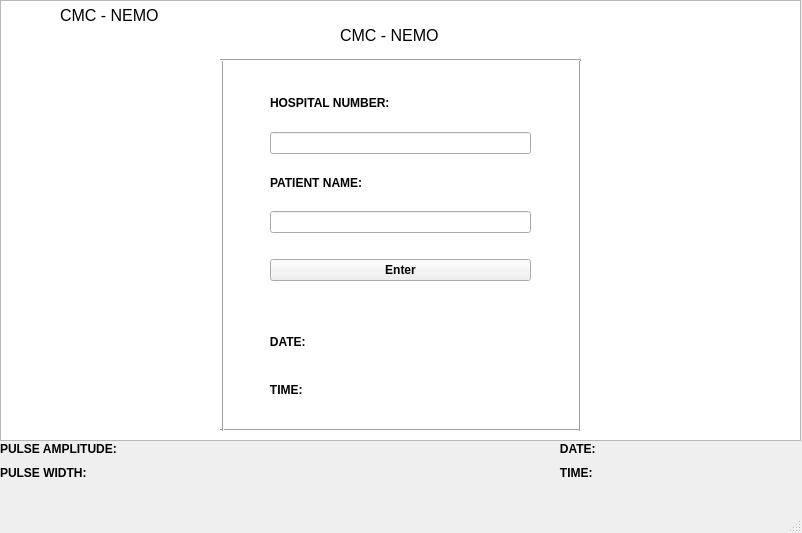
The window that gui.ui (dyan-chandrasekar/nemo_test) describes before a commit, drawn with Qt 5.
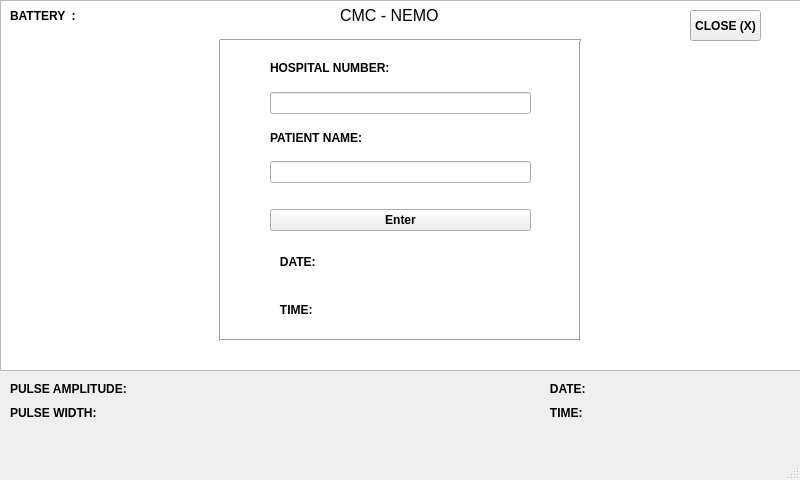
The same window after the commit.

What changed in the file:
```diff
--- a/gui.ui
+++ b/gui.ui
@@ -6,10 +6,16 @@
    <rect>
     <x>0</x>
     <y>0</y>
-    <width>802</width>
-    <height>533</height>
+    <width>800</width>
+    <height>480</height>
    </rect>
   </property>
+  <property name="maximumSize">
+   <size>
+    <width>16777215</width>
+    <height>16777215</height>
+   </size>
+  </property>
   <property name="windowTitle">
    <string>MainWindow</string>
   </property>
@@ -18,7 +24,7 @@
     <property name="geometry">
      <rect>
       <x>340</x>
-      <y>20</y>
+      <y>0</y>
       <width>121</width>
       <height>31</height>
      </rect>
@@ -36,9 +42,9 @@
     <property name="geometry">
      <rect>
       <x>270</x>
-      <y>80</y>
+      <y>50</y>
       <width>261</width>
-      <height>201</height>
+      <height>181</height>
      </rect>
     </property>
     <layout class="QVBoxLayout" name="verticalLayout">
@@ -111,7 +117,7 @@
       <x>0</x>
       <y>0</y>
       <width>801</width>
-      <height>441</height>
+      <height>371</height>
      </rect>
     </property>
    </widget>
@@ -119,7 +125,7 @@
     <property name="geometry">
      <rect>
       <x>220</x>
-      <y>420</y>
+      <y>330</y>
       <width>361</width>
       <height>20</height>
      </rect>
@@ -131,8 +137,8 @@
    <widget class="QLabel" name="doneSig">
     <property name="geometry">
      <rect>
-      <x>610</x>
-      <y>9</y>
+      <x>600</x>
+      <y>50</y>
       <width>181</width>
       <height>21</height>
      </rect>
@@ -144,8 +150,8 @@
    <widget class="QWidget" name="verticalLayoutWidget_4">
     <property name="geometry">
      <rect>
-      <x>260</x>
-      <y>320</y>
+      <x>270</x>
+      <y>240</y>
       <width>111</width>
       <height>91</height>
      </rect>
@@ -183,7 +189,7 @@
     <property name="geometry">
      <rect>
       <x>420</x>
-      <y>320</y>
+      <y>240</y>
       <width>111</width>
       <height>91</height>
      </rect>
@@ -208,8 +214,8 @@
    <widget class="QWidget" name="verticalLayoutWidget_3">
     <property name="geometry">
      <rect>
-      <x>0</x>
-      <y>440</y>
+      <x>10</x>
+      <y>380</y>
       <width>161</width>
       <height>41</height>
      </rect>
@@ -246,8 +252,8 @@
    <widget class="QWidget" name="verticalLayoutWidget_6">
     <property name="geometry">
      <rect>
-      <x>190</x>
-      <y>440</y>
+      <x>200</x>
+      <y>380</y>
       <width>161</width>
       <height>41</height>
      </rect>
@@ -272,8 +278,8 @@
    <widget class="QWidget" name="verticalLayoutWidget_7">
     <property name="geometry">
      <rect>
-      <x>550</x>
-      <y>440</y>
+      <x>540</x>
+      <y>380</y>
       <width>111</width>
       <height>41</height>
      </rect>
@@ -311,7 +317,7 @@
     <property name="geometry">
      <rect>
       <x>680</x>
-      <y>440</y>
+      <y>380</y>
       <width>111</width>
       <height>41</height>
      </rect>
@@ -333,31 +339,13 @@
      </item>
     </layout>
    </widget>
-   <widget class="QLabel" name="label_4">
-    <property name="geometry">
-     <rect>
-      <x>60</x>
-      <y>0</y>
-      <width>121</width>
-      <height>31</height>
-     </rect>
-    </property>
-    <property name="font">
-     <font>
-      <pointsize>12</pointsize>
-     </font>
-    </property>
-    <property name="text">
-     <string>CMC - NEMO</string>
-    </property>
-   </widget>
    <widget class="Line" name="line">
     <property name="geometry">
      <rect>
-      <x>213</x>
-      <y>60</y>
+      <x>210</x>
+      <y>40</y>
       <width>20</width>
-      <height>371</height>
+      <height>301</height>
      </rect>
     </property>
     <property name="orientation">
@@ -368,9 +356,9 @@
     <property name="geometry">
      <rect>
       <x>570</x>
-      <y>60</y>
+      <y>40</y>
       <width>20</width>
-      <height>371</height>
+      <height>301</height>
      </rect>
     </property>
     <property name="orientation">
@@ -381,7 +369,7 @@
     <property name="geometry">
      <rect>
       <x>220</x>
-      <y>50</y>
+      <y>30</y>
       <width>361</width>
       <height>20</height>
      </rect>
@@ -390,6 +378,57 @@
      <enum>Qt::Horizontal</enum>
     </property>
    </widget>
+   <widget class="QLabel" name="Amplitude">
+    <property name="geometry">
+     <rect>
+      <x>600</x>
+      <y>80</y>
+      <width>161</width>
+      <height>41</height>
+     </rect>
+    </property>
+    <property name="text">
+     <string/>
+    </property>
+   </widget>
+   <widget class="QLabel" name="batt_perc">
+    <property name="geometry">
+     <rect>
+      <x>10</x>
+      <y>0</y>
+      <width>121</width>
+      <height>31</height>
+     </rect>
+    </property>
+    <property name="font">
+     <font>
+      <weight>75</weight>
+      <bold>true</bold>
+     </font>
+    </property>
+    <property name="text">
+     <string>BATTERY  : </string>
+    </property>
+   </widget>
+   <widget class="QToolButton" name="closeButton">
+    <property name="geometry">
+     <rect>
+      <x>690</x>
+      <y>10</y>
+      <width>71</width>
+      <height>31</height>
+     </rect>
+    </property>
+    <property name="font">
+     <font>
+      <weight>75</weight>
+      <bold>true</bold>
+     </font>
+    </property>
+    <property name="text">
+     <string>CLOSE (X)</string>
+    </property>
+   </widget>
    <zorder>myplot</zorder>
    <zorder>label_3</zorder>
    <zorder>verticalLayoutWidget</zorder>
@@ -401,17 +440,19 @@
    <zorder>verticalLayoutWidget_6</zorder>
    <zorder>verticalLayoutWidget_7</zorder>
    <zorder>verticalLayoutWidget_8</zorder>
-   <zorder>label_4</zorder>
    <zorder>line</zorder>
    <zorder>line_2</zorder>
    <zorder>line_4</zorder>
+   <zorder>Amplitude</zorder>
+   <zorder>batt_perc</zorder>
+   <zorder>closeButton</zorder>
   </widget>
   <widget class="QMenuBar" name="menubar">
    <property name="geometry">
     <rect>
      <x>0</x>
      <y>0</y>
-     <width>802</width>
+     <width>800</width>
      <height>26</height>
     </rect>
    </property>
```
